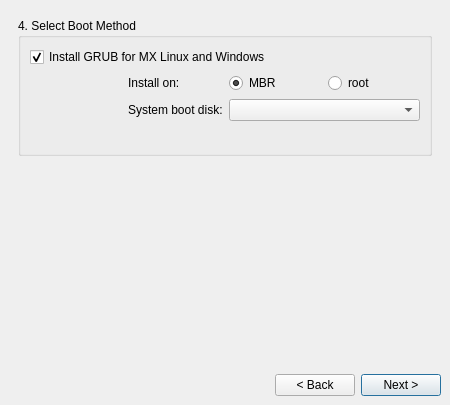
Qt form meinstall.ui (anticapitalista/MX-installer) before a commit.
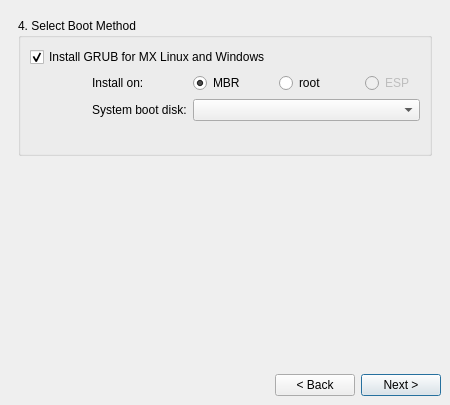
The same form after that commit. The open tabs and pages were chosen to show the change.

Commit message: offer option to install GRUB on ESP on GPT drives

What changed in the file:
```diff
--- a/meinstall.ui
+++ b/meinstall.ui
@@ -1144,28 +1144,6 @@
             </property>
            </widget>
           </item>
-          <item row="2" column="2" colspan="2">
-           <widget class="QComboBox" name="grubBootCombo">
-            <property name="sizePolicy">
-             <sizepolicy hsizetype="Maximum" vsizetype="Minimum">
-              <horstretch>0</horstretch>
-              <verstretch>0</verstretch>
-             </sizepolicy>
-            </property>
-            <property name="minimumSize">
-             <size>
-              <width>0</width>
-              <height>0</height>
-             </size>
-            </property>
-            <property name="maximumSize">
-             <size>
-              <width>250</width>
-              <height>16777215</height>
-             </size>
-            </property>
-           </widget>
-          </item>
           <item row="2" column="1">
            <widget class="QLabel" name="grubBootDiskLabel">
             <property name="sizePolicy">
@@ -1217,6 +1195,38 @@
             </property>
            </widget>
           </item>
+          <item row="1" column="4">
+           <widget class="QRadioButton" name="grubEspButton">
+            <property name="enabled">
+             <bool>false</bool>
+            </property>
+            <property name="text">
+             <string>ESP</string>
+            </property>
+           </widget>
+          </item>
+          <item row="2" column="2" colspan="3">
+           <widget class="QComboBox" name="grubBootCombo">
+            <property name="sizePolicy">
+             <sizepolicy hsizetype="Maximum" vsizetype="Minimum">
+              <horstretch>0</horstretch>
+              <verstretch>0</verstretch>
+             </sizepolicy>
+            </property>
+            <property name="minimumSize">
+             <size>
+              <width>0</width>
+              <height>0</height>
+             </size>
+            </property>
+            <property name="maximumSize">
+             <size>
+              <width>250</width>
+              <height>16777215</height>
+             </size>
+            </property>
+           </widget>
+          </item>
          </layout>
         </widget>
        </item>
```
Left out of the diff: 2 changed lines with no effect on the pictures. The commit also changes 30 other files.
